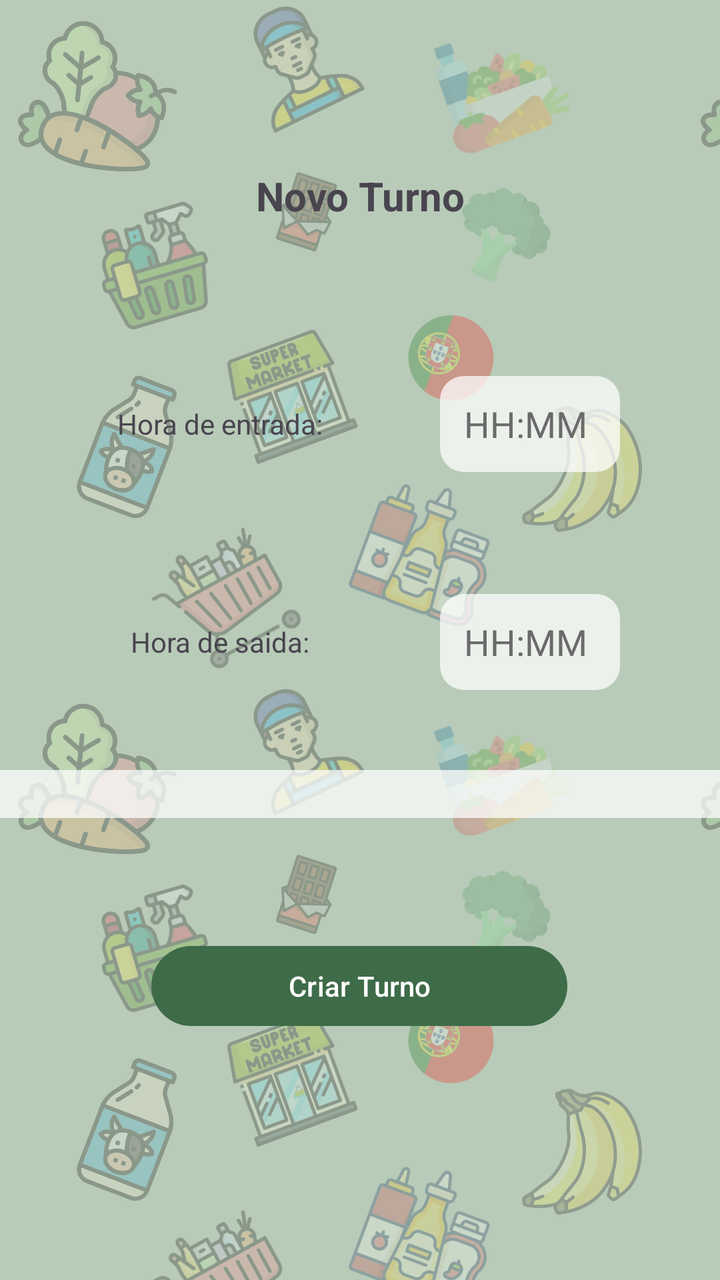
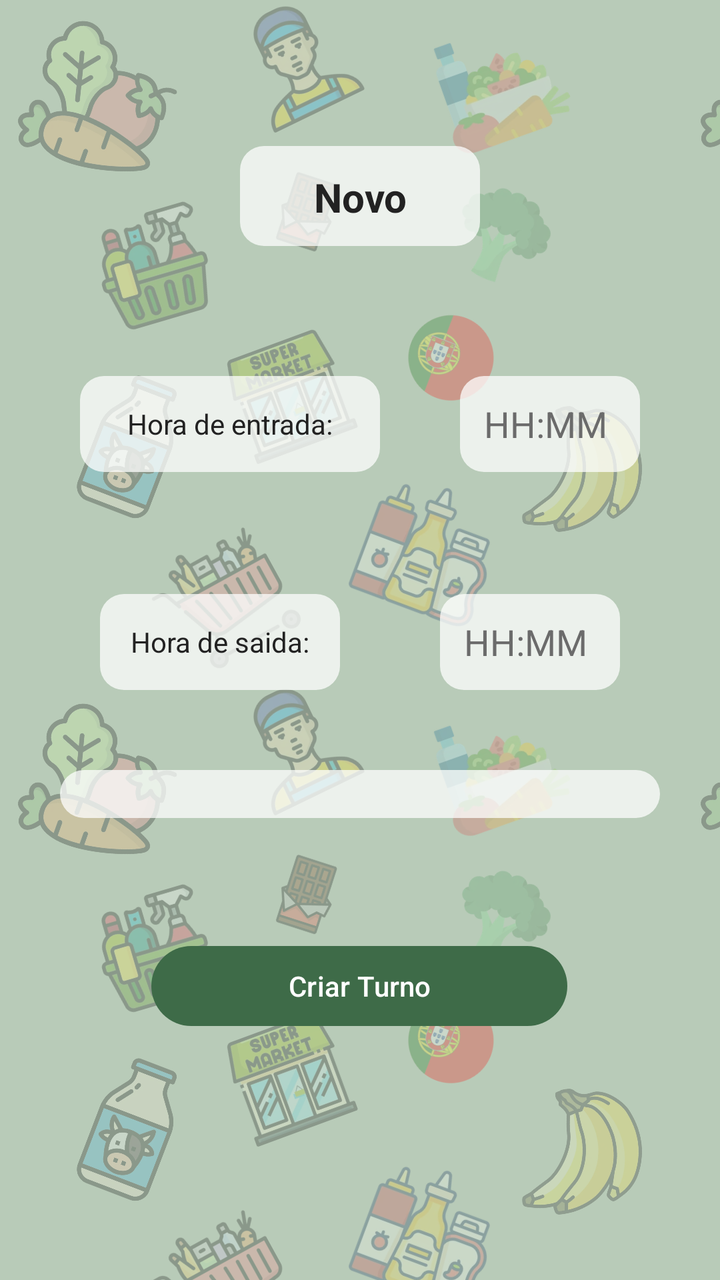

An Android layout rendered at two revisions. The XML below is the earlier revision; the diff shows what the commit changed to produce the second picture.
<!-- AndroidManifest.xml: application theme Theme.ProjectDroid_1220893_1241190 -->
<!-- res/layout/activity_criar_turnos.xml -->
<?xml version="1.0" encoding="utf-8"?>
<androidx.constraintlayout.widget.ConstraintLayout xmlns:android="http://schemas.android.com/apk/res/android"
    xmlns:app="http://schemas.android.com/apk/res-auto"
    xmlns:tools="http://schemas.android.com/tools"
    android:id="@+id/main"
    android:layout_width="match_parent"
    android:layout_height="match_parent"
    tools:context=".ui.CriarTurnos">

    <TextView
        android:id="@+id/tvNovoTurno"
        android:layout_width="120dp"
        android:layout_height="50dp"
        android:layout_marginTop="73dp"
        android:gravity="center"
        android:text="Novo Turno"
        android:textSize="20sp"
        android:textStyle="bold"
        app:layout_constraintEnd_toEndOf="parent"
        app:layout_constraintStart_toStartOf="parent"
        app:layout_constraintTop_toTopOf="parent" />

    <TextView
        android:id="@+id/tvHoraEntradaCriar"
        android:layout_width="120dp"
        android:layout_height="48dp"
        android:layout_marginTop="65dp"
        android:layout_marginBottom="61dp"
        android:gravity="center"
        android:text="Hora de entrada:"
        app:layout_constraintBottom_toTopOf="@+id/tvHoraSaidaCriar"
        app:layout_constraintEnd_toStartOf="@+id/edtHoraEntrada"
        app:layout_constraintStart_toStartOf="parent"
        app:layout_constraintTop_toBottomOf="@+id/tvNovoTurno" />

    <TextView
        android:id="@+id/tvHoraSaidaCriar"
        android:layout_width="120dp"
        android:layout_height="48dp"
        android:layout_marginTop="61dp"
        android:gravity="center"
        android:text="Hora de saida:"
        app:layout_constraintEnd_toStartOf="@+id/edtHoraSaida"
        app:layout_constraintStart_toStartOf="parent"
        app:layout_constraintTop_toBottomOf="@+id/tvHoraEntradaCriar" />


    <EditText
        android:id="@+id/edtHoraEntrada"
        android:layout_width="90dp"
        android:layout_height="48dp"
        android:layout_marginTop="65dp"
        android:inputType="number"
        android:maxLength="5"
        android:hint="HH:MM"
        app:layout_constraintEnd_toEndOf="parent"
        app:layout_constraintStart_toEndOf="@+id/tvHoraEntradaCriar"
        app:layout_constraintTop_toBottomOf="@+id/tvNovoTurno" />

    <EditText
        android:id="@+id/edtHoraSaida"
        android:layout_width="90dp"
        android:layout_height="48dp"
        android:layout_marginTop="61dp"
        android:inputType="number"
        android:maxLength="5"
        android:hint="HH:MM"
        app:layout_constraintEnd_toEndOf="parent"
        app:layout_constraintStart_toEndOf="@+id/tvHoraSaidaCriar"
        app:layout_constraintTop_toBottomOf="@+id/edtHoraEntrada" />

    <Button
        android:id="@+id/buttonCriarTurnos"
        android:layout_width="208dp"
        android:layout_height="wrap_content"
        android:layout_marginTop="60dp"
        android:text="Criar Turno"
        app:layout_constraintEnd_toEndOf="parent"
        app:layout_constraintHorizontal_bias="0.497"
        app:layout_constraintStart_toStartOf="parent"
        app:layout_constraintTop_toBottomOf="@+id/spinnerDiasCriarTurno" />

    <Spinner
        android:id="@+id/spinnerDiasCriarTurno"
        android:layout_width="409dp"
        android:layout_height="wrap_content"
        android:layout_marginTop="40dp"
        app:layout_constraintEnd_toEndOf="parent"
        app:layout_constraintStart_toStartOf="parent"
        app:layout_constraintTop_toBottomOf="@+id/tvHoraSaidaCriar" />
</androidx.constraintlayout.widget.ConstraintLayout>
<!-- resources referenced by this layout -->
<resources>
  <style name="Theme.ProjectDroid_1220893_1241190" parent="Base.Theme.ProjectDroid_1220893_1241190" />
  <style name="Base.Theme.ProjectDroid_1220893_1241190" parent="Theme.Material3.DayNight.NoActionBar">
          
          <item name="android:windowBackground">@drawable/fundo_supermercado</item>
  
          
          <item name="colorPrimary">@color/verde_botao</item>
          <item name="colorOnPrimary">@color/white</item>
          <item name="colorPrimaryContainer">@color/verde_botao</item>
  
          
          <item name="editTextStyle">@style/fundoElementosLayout</item>
          <item name="spinnerStyle">@style/fundoElementosLayout</item>
  
  
  
      </style>
  <!-- drawable fundo_supermercado (drawable) -->
  <?xml version="1.0" encoding="utf-8"?>
  <bitmap xmlns:android="http://schemas.android.com/apk/res/android"
      android:src="@drawable/padrao_fundo"
      android:tileMode="repeat" />
  <color name="verde_botao">#3E6B48</color>
  <color name="white">#FFFFFFFF</color>
  <style name="fundoElementosLayout" parent="Widget.AppCompat.EditText">
          <item name="android:background">@drawable/fundo_edittext</item>
          <item name="android:padding">12dp</item>
          <item name="android:textColor">#222222</item>
          <item name="android:textColorHint">#6B6B6B</item>
      </style>
  <!-- drawable padrao_fundo: png bitmap (drawable-nodpi, 387805 bytes) -->
  <!-- drawable fundo_edittext (drawable) -->
  <?xml version="1.0" encoding="utf-8"?>
  <shape xmlns:android="http://schemas.android.com/apk/res/android"
      android:shape="rectangle">
      <solid android:color="#BCFFFFFF" />
      <corners android:radius="12dp" />
  </shape>
</resources>

<!-- the commit's change to res/layout/activity_criar_turnos.xml (unified diff, before → after) -->
@@ -9,6 +9,7 @@
 
     <TextView
         android:id="@+id/tvNovoTurno"
+        style="@style/TextoComFundo"
         android:layout_width="120dp"
         android:layout_height="50dp"
         android:layout_marginTop="73dp"
@@ -22,8 +23,10 @@
 
     <TextView
         android:id="@+id/tvHoraEntradaCriar"
-        android:layout_width="120dp"
-        android:layout_height="48dp"
+        style="@style/TextoComFundo"
+        android:layout_width="150dp"
+        android:minHeight="48dp"
+        android:layout_height="wrap_content"
         android:layout_marginTop="65dp"
         android:layout_marginBottom="61dp"
         android:gravity="center"
@@ -35,6 +38,7 @@
 
     <TextView
         android:id="@+id/tvHoraSaidaCriar"
+        style="@style/TextoComFundo"
         android:layout_width="120dp"
         android:layout_height="48dp"
         android:layout_marginTop="61dp"
@@ -82,7 +86,7 @@
 
     <Spinner
         android:id="@+id/spinnerDiasCriarTurno"
-        android:layout_width="409dp"
+        android:layout_width="300dp"
         android:layout_height="wrap_content"
         android:layout_marginTop="40dp"
         app:layout_constraintEnd_toEndOf="parent"
<!-- resource entries referenced after the edit -->
@@ -1,5 +1,10 @@
 <!-- resources referenced by this layout -->
 <resources>
+  <style name="TextoComFundo" parent="Widget.AppCompat.TextView">
+          <item name="android:background">@drawable/fundo_edittext</item>
+          <item name="android:padding">12dp</item>
+          <item name="android:textColor">#222222</item>
+      </style>
   <style name="Theme.ProjectDroid_1220893_1241190" parent="Base.Theme.ProjectDroid_1220893_1241190" />
   <style name="Base.Theme.ProjectDroid_1220893_1241190" parent="Theme.Material3.DayNight.NoActionBar">
           
